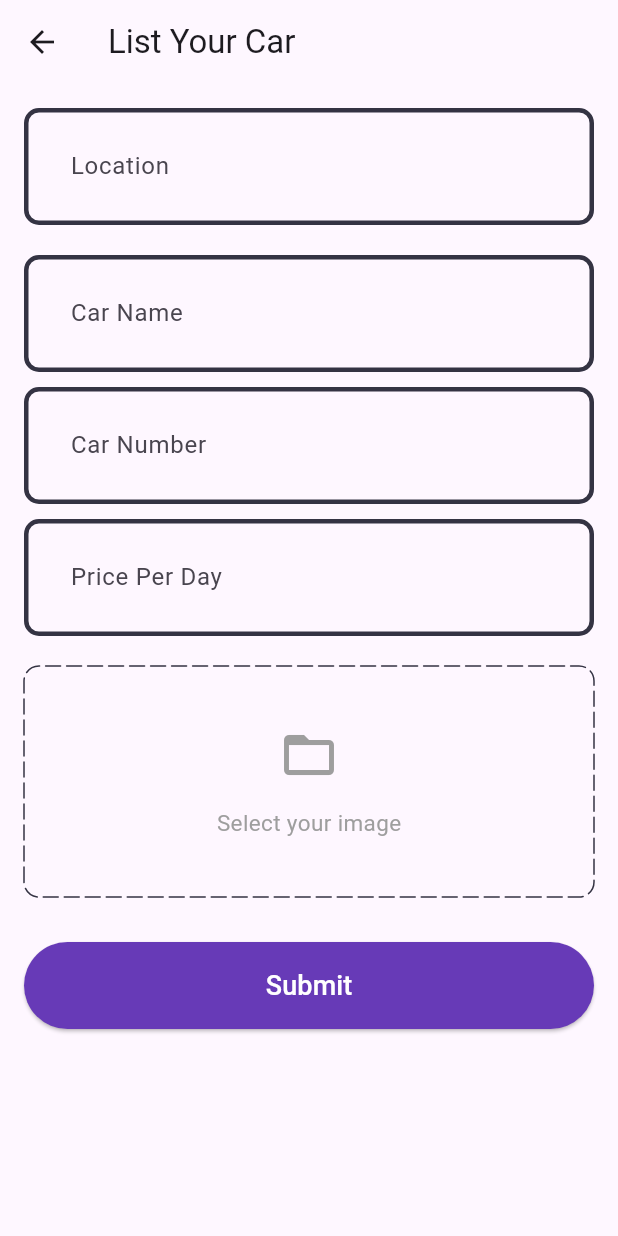
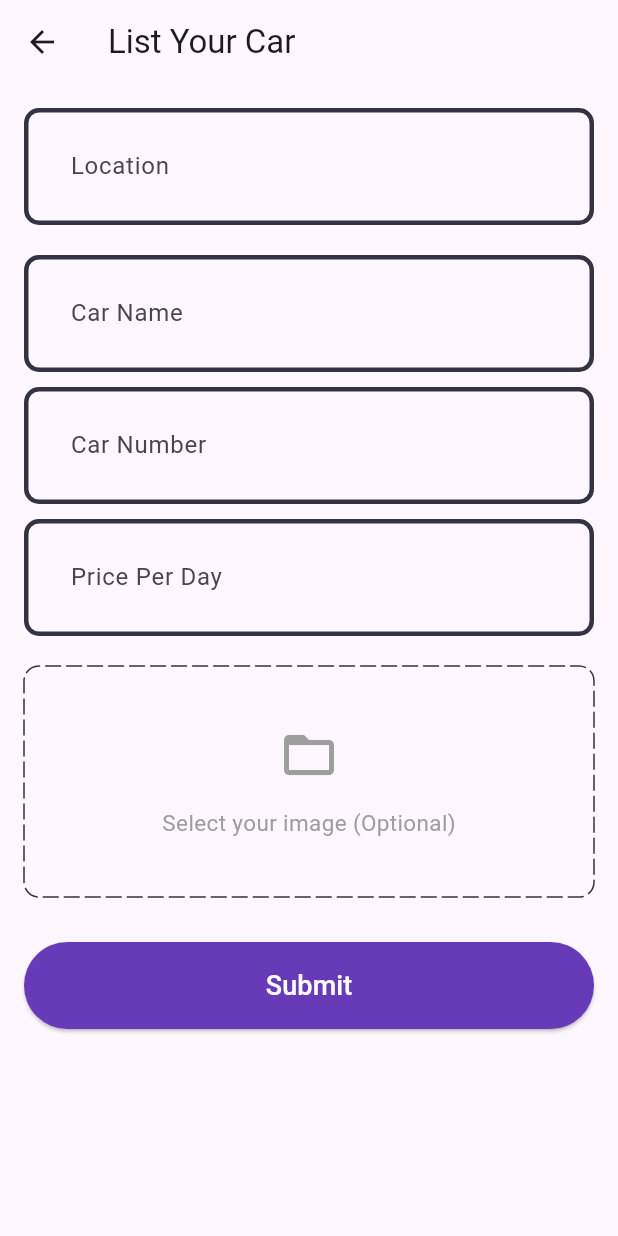
Before and after one commit to triguiahmed/YallDrive, a Flutter app: the RegisterForm screen opened by its route, on a phone screen of 412 x 824 dp. Run offline on Flutter 3.47's test engine with Material 3 defaults, Android fonts, the phone set to English and light mode, and no system bars; drawn by our look-alikes of dotted_border; our stand-ins replace bloc, cloud_firestore, firebase_auth, firebase_core, firebase_messaging, firebase_storage and 9 more; accounts and stored records are empty.

Commit message:
feat(register): make carImage optional in RegisterCar event and update UI text

```diff
--- a/lib/features/register/presentation/bloc/register_event.dart
+++ b/lib/features/register/presentation/bloc/register_event.dart
@@ -8,7 +8,7 @@ class RegisterCar extends RegisterEvent {
   final String carName;
   final String carNumber;
   final double pricePerDay;
-  final File carImage;
+  final File? carImage;
   final String ownerId;
 
   RegisterCar({
@@ -16,7 +16,7 @@ class RegisterCar extends RegisterEvent {
     required this.carName,
     required this.carNumber,
     required this.pricePerDay,
-    required this.carImage,
+    this.carImage,
     required this.ownerId,
   });
 }
--- a/lib/features/register/presentation/pages/register_form.dart
+++ b/lib/features/register/presentation/pages/register_form.dart
@@ -228,7 +228,7 @@ class _RegisterFormState extends State<RegisterForm> {
                                     ),
                                     SizedBox(height: 15),
                                     Text(
-                                      'Select your image',
+                                      'Select your image (Optional)',
                                       style: TextStyle(
                                         fontSize: 15,
                                         color: Colors.grey,
```
